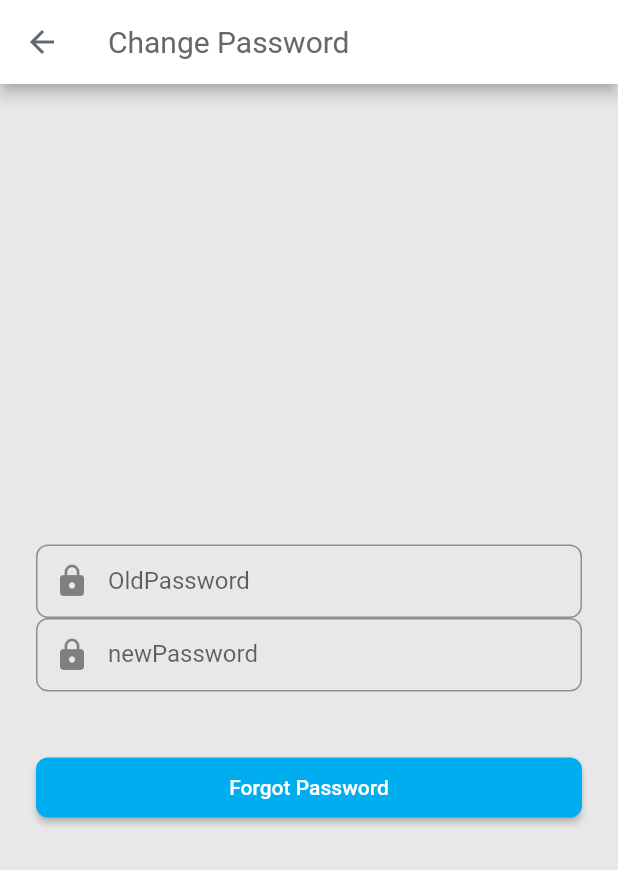
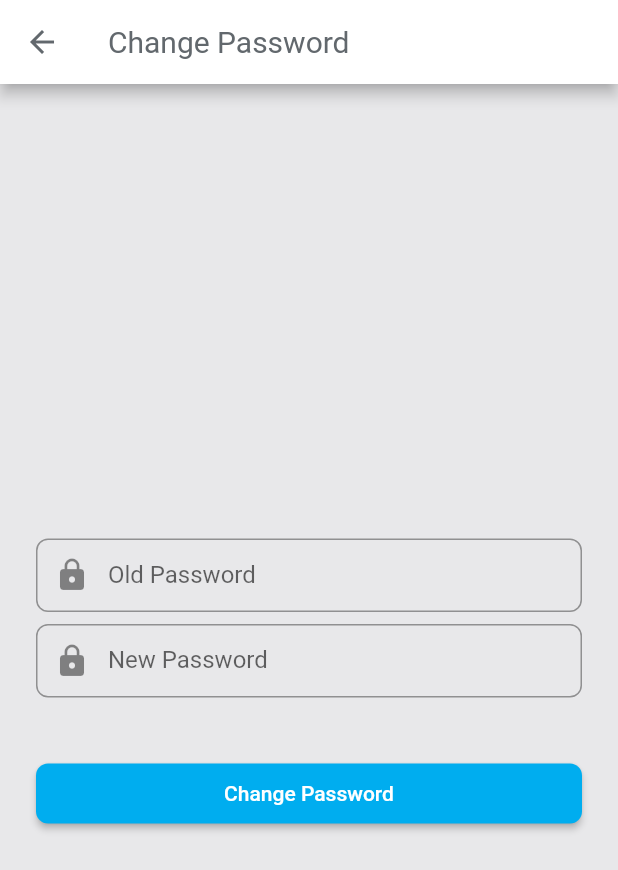
Before and after one commit to ricardkollcaku/earthquake-mobile, a Flutter app: the ChangePasswordActivity screen opened directly, on a phone screen of 412 x 824 dp. Shown: the top 870 px of the screen. Run offline on Flutter 3.47's test engine with Material 2 defaults, Android fonts, the phone set to English and light mode, and no system bars; our stand-ins replace device_info, rxdart, shared_preferences; missing offline and left inert: flutter_stetho; accounts and stored records are empty.

Commit message:
change password, notification settings

```diff
--- a/lib/data/model/user.dart
+++ b/lib/data/model/user.dart
@@ -30,5 +30,6 @@ class User {
     clonedUser.lastname = user.lastname;
     clonedUser.firstname = user.firstname;
     clonedUser.isNotificationEnabled = user.isNotificationEnabled;
+    return clonedUser;
   }
 }
--- a/lib/domain/services/api_service.dart
+++ b/lib/domain/services/api_service.dart
@@ -14,20 +14,24 @@ class ApiService {
   String baseUrl = "http://192.168.0.15:8080/api/v1/";
 
   Map<String, String> header;
+  static String _token = "";
 
   ApiService({String token = ""}) {
+    if (token != "")
+      _token = token;
     header = {
       "accept": "application/json",
       "content-type": "application/json",
-      "Authorization": "Bearer " + token
+      "Authorization": "Bearer " + _token
     };
   }
 
   String setToken(String token) {
+    _token = token;
     header = {
       "accept": "application/json",
       "content-type": "application/json",
-      "Authorization": "Bearer " + token
+      "Authorization": "Bearer " + _token
     };
   }
 
@@ -41,6 +45,10 @@ class ApiService {
 
   Stream<String> onResponseArrived(http.Response response) {
     if (response.statusCode == 200) return Stream.value(response.body);
+    if(response.statusCode==401){
+      UiHelper.showError("User is unauthorized");
+      return Stream.empty();
+    }
     UiHelper.showError(response.headers["error"]);
     return Stream.empty();
   }
@@ -80,7 +88,7 @@ class ApiService {
   }
 
   Stream<User> changeNotification(User user) {
-    return Stream.fromFuture(http.post(baseUrl + "users/setNotification/" +
+    return Stream.fromFuture(http.put(baseUrl + "users/setNotification/" +
         user.isNotificationEnabled.toString(), headers: header))
         .flatMap((response) => onResponseArrived(response))
         .onErrorResume((error) => onError(error))
--- a/lib/domain/services/user_service.dart
+++ b/lib/domain/services/user_service.dart
@@ -9,6 +9,7 @@ import 'api_service.dart';
 class UserService {
   SharedPrefsService _sharedPrefsService;
   ApiService _apiService;
+  static User user;
 
 
   UserService() {
--- a/lib/presantation/fragment/settings_fragment.dart
+++ b/lib/presantation/fragment/settings_fragment.dart
@@ -5,13 +5,12 @@ import 'package:earthquake/presantation/state/settings_state.dart';
 import 'package:flutter/material.dart';
 
 class SettingsFragment extends StatefulWidget {
-  User _user;
 
-  SettingsFragment(this._user);
+
 
   @override
   State<StatefulWidget> createState() {
     // TODO: implement createState
-    return SettingsState(_user);
+    return SettingsState();
   }
 }
--- a/lib/presantation/state/change_password_state.dart
+++ b/lib/presantation/state/change_password_state.dart
@@ -38,10 +38,12 @@ class ChangePasswordState extends State<ChangePasswordActivity> {
                 children: <Widget>[
                   getLogo(),
                   SizedBox(height: 48.0),
-                  getHintedTextFormField("OldPassword", true, setOldPassword,
-                      Icons.lock, getEmailValidator),
-                  getHintedTextFormField("newPassword", true, setNewPassword,
-                      Icons.lock, getEmailValidator),
+                  getHintedTextFormField("Old Password", true, setOldPassword,
+                      Icons.lock, getPasswordValidator),
+                  SizedBox(height: 8.0),
+
+                  getHintedTextFormField("New Password", true, setNewPassword,
+                      Icons.lock, getPasswordValidator),
                   SizedBox(height: 24.0),
                   getChangePasswordButton(),
                 ],
@@ -55,10 +57,12 @@ class ChangePasswordState extends State<ChangePasswordActivity> {
     return Container();
   }
 
-  String getEmailValidator(String email) {
-    if (!Util.validateEmail(email)) return "Email is not valid";
+  String getPasswordValidator(String s) {
+    if (!Util.getStringLengthValidator(s, 6))
+      return "Password should be greater than 5 char";
     return null;
   }
+
 
   Widget getHintedTextFormField(String hint, bool obscure, Function onSaved,
       IconData icon, Function(String) validator) {
@@ -86,7 +90,7 @@ class ChangePasswordState extends State<ChangePasswordActivity> {
         onPressed: changePassword,
         padding: EdgeInsets.all(12),
         color: MyColors.accent,
-        child: Text('Forgot Password', style: TextStyle(color: Colors.white)),
+        child: Text('Change Password', style: TextStyle(color: Colors.white)),
       ),
     );
   }
--- a/lib/presantation/state/main_login_state.dart
+++ b/lib/presantation/state/main_login_state.dart
@@ -15,7 +15,6 @@ class MainLoginState extends State<MainLoginActivity> {
   int _selectedBottomNavigationBarIndex;
   Widget _currentActiveFragment;
   UserService _userService;
-  static User _user;
 
   MainLoginState() {
     initVariables();
@@ -82,7 +81,7 @@ class MainLoginState extends State<MainLoginActivity> {
         icon: Icon(Icons.map), title: Text('Earthquake'))),
     Choice(prop1: FilterListFragment(), prop2: BottomNavigationBarItem(
         icon: Icon(Icons.filter_tilt_shift), title: Text('Filters'))),
-    Choice(prop1: SettingsFragment(_user), prop2: BottomNavigationBarItem(
+    Choice(prop1: SettingsFragment(), prop2: BottomNavigationBarItem(
         icon: Icon(Icons.settings), title: Text('Settings')))
   ];
 
@@ -112,7 +111,7 @@ class MainLoginState extends State<MainLoginActivity> {
   }
 
   User _setUser(User user) {
-    _user = user;
+    UserService.user = user;
     return user;
   }
 }
```
Also changed, not shown: lib/presantation/state/settings_state.dart (+4 -6 lines).
